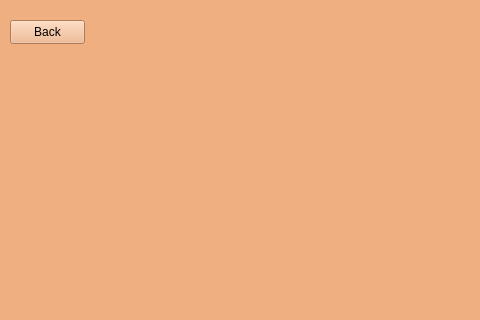
Old version of the form Gartic-Frontend/Gartic-Frontend/ProfileUserWindow.ui in the repository rusuuu/Professional-Googlers; both pictures show x 0 to 480 and y 0 to 320 of the 1280 by 720 pixel window.
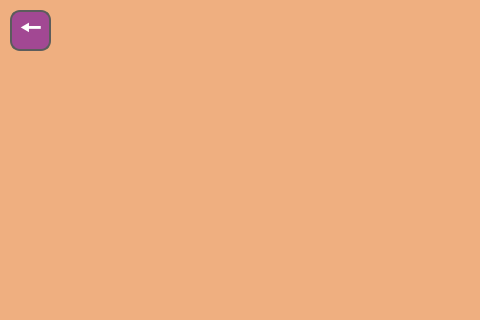
New version of the form.

Commit message: Updated the forgotten back button

The edit to the form file:
```diff
--- a/Gartic-Frontend/Gartic-Frontend/ProfileUserWindow.ui
+++ b/Gartic-Frontend/Gartic-Frontend/ProfileUserWindow.ui
@@ -199,13 +199,37 @@
     <property name="geometry">
      <rect>
       <x>10</x>
-      <y>20</y>
-      <width>75</width>
-      <height>24</height>
+      <y>10</y>
+      <width>41</width>
+      <height>41</height>
      </rect>
     </property>
+    <property name="font">
+     <font>
+      <pointsize>18</pointsize>
+      <bold>true</bold>
+     </font>
+    </property>
+    <property name="styleSheet">
+     <string notr="true">QPushButton {
+    border-radius: 10px; 
+    border: 2px solid #5c5c5c; 
+    background-color: rgb(162,72,147);  
+    padding: 5px;
+    color: #ffffff;  
+}
+
+QPushButton:hover {
+    background-color: rgb(231,96,131);  
+}
+
+QPushButton:pressed {
+    background-color: rgb(225,62,103);  
+}
+</string>
+    </property>
     <property name="text">
-     <string>Back</string>
+     <string>🠔</string>
     </property>
    </widget>
    <widget class="QLabel" name="ProfileName">
```
